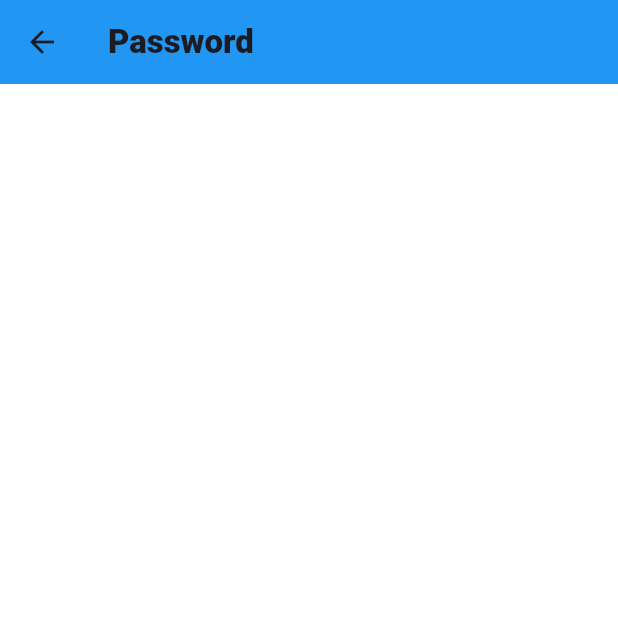
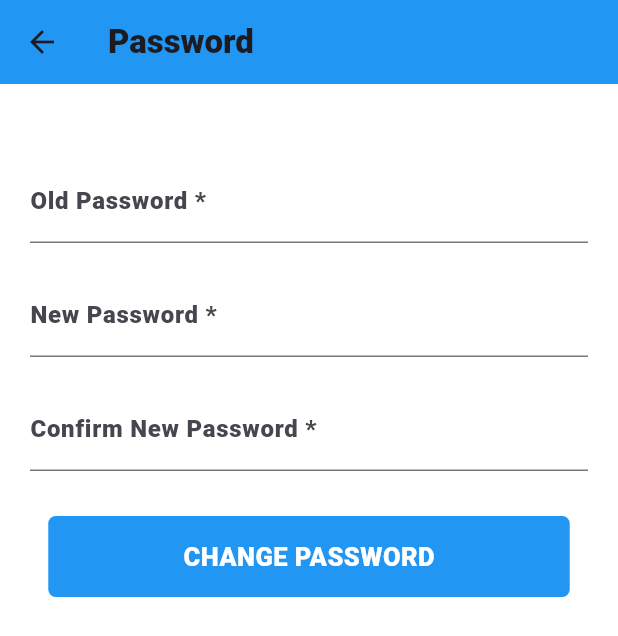
Before and after one commit to Ayush0316/ngo-app, a Flutter app: the edit_password screen opened directly, on a phone screen of 412 x 824 dp. Shown: the top 636 px of the screen. Run offline on Flutter 3.47's test engine with Material 2 defaults, Android fonts, the phone set to English and light mode, and no system bars; drawn by our look-alikes of flutter_form_builder; our stand-ins replace carousel_slider, cloud_firestore, firebase_auth, firebase_core, form_builder_validators, smooth_page_indicator; missing offline and left inert: adaptive_layout, autocomplete_textfield, form_builder_phone_field, sliding_switch; accounts and stored records are empty.

Commit message:
change password page layout made

```diff
--- a/ngo_app/lib/screens/Account/change_password.dart
+++ b/ngo_app/lib/screens/Account/change_password.dart
@@ -1,4 +1,7 @@
 import "package:flutter/material.dart";
+import 'package:flutter_form_builder/flutter_form_builder.dart';
+import 'package:form_builder_validators/form_builder_validators.dart';
+import 'package:form_builder_phone_field/form_builder_phone_field.dart';
 
 class edit_password extends StatefulWidget {
   const edit_password({super.key});
@@ -9,7 +12,7 @@ class edit_password extends StatefulWidget {
 
 class _edit_passwordState extends State<edit_password> {
   @override
-    Widget build(BuildContext context) => GestureDetector(
+  Widget build(BuildContext context) => GestureDetector(
         onTap: () => FocusScope.of(context).unfocus(),
         child: Scaffold(
           backgroundColor: Color.fromARGB(249, 255, 255, 255),
@@ -21,7 +24,73 @@ class _edit_passwordState extends State<edit_password> {
             title: const Text("Password"),
             elevation: 0.0,
           ),
-
+          body: SafeArea(
+            child: SingleChildScrollView(
+              keyboardDismissBehavior: ScrollViewKeyboardDismissBehavior.onDrag,
+              padding: const EdgeInsets.only(top: 50, left: 20, right: 20),
+              child: Column(
+                crossAxisAlignment: CrossAxisAlignment.center,
+                children: [
+                  Flexible(child: Container(), flex: 0),
+                  FormBuilder(
+                    // key: _formKey,
+                    child: Column(children: <Widget>[
+                      FormBuilderTextField(
+                        name: "name",
+                        keyboardType: TextInputType.emailAddress,
+                        decoration: InputDecoration(
+                          labelText: 'Old Password *',
+                        ),
+                      ),
+                      const SizedBox(
+                        height: 20,
+                      ),
+                      FormBuilderTextField(
+                        name: "name",
+                        keyboardType: TextInputType.emailAddress,
+                        decoration: InputDecoration(
+                          labelText: 'New Password *',
+                        ),
+                      ),
+                      const SizedBox(
+                        height: 20,
+                      ),
+                      FormBuilderTextField(
+                        name: "name",
+                        keyboardType: TextInputType.emailAddress,
+                        decoration: InputDecoration(
+                          labelText: 'Confirm New Password *',
+                        ),
+                      ),
+                      const SizedBox(
+                        height: 30,
+                      ),
+                      ElevatedButton(
+                        onPressed: () async {},
+                        child: const Text(
+                          "CHANGE PASSWORD",
+                          style: TextStyle(
+                              letterSpacing: 0.3,
+                              fontSize: 17,
+                              fontWeight: FontWeight.w200,
+                              color: Colors.white),
+                        ),
+                        style: ElevatedButton.styleFrom(
+                          shape: RoundedRectangleBorder(
+                            borderRadius: BorderRadius.circular(5),
+                          ),
+                          elevation: 0.0,
+                          backgroundColor: Colors.blue,
+                          padding: EdgeInsets.symmetric(
+                              horizontal: 90, vertical: 15),
+                        ),
+                      ),
+                    ]),
+                  ),
+                ],
+              ),
+            ),
+          ),
         ),
       );
-  }
+}
--- a/ngo_app/lib/screens/side menu/sideMenu.dart
+++ b/ngo_app/lib/screens/side menu/sideMenu.dart
@@ -78,6 +78,20 @@ class _sideMenuState extends State<sideMenu> {
           ),
           ListTile(
             title: Text(
+              'Notifications',
+              style: TextStyle(
+                // decoration: TextDecoration.underline,
+                fontSize: 20.0,
+                fontWeight: FontWeight.bold,
+                fontFamily: 'Roboto-Black',
+              ),
+            ),
+            onTap: () {
+              Navigator.pop(context);
+            },
+          ),
+          ListTile(
+            title: Text(
               'Account',
               style: TextStyle(
                 // decoration: TextDecoration.underline,
```
